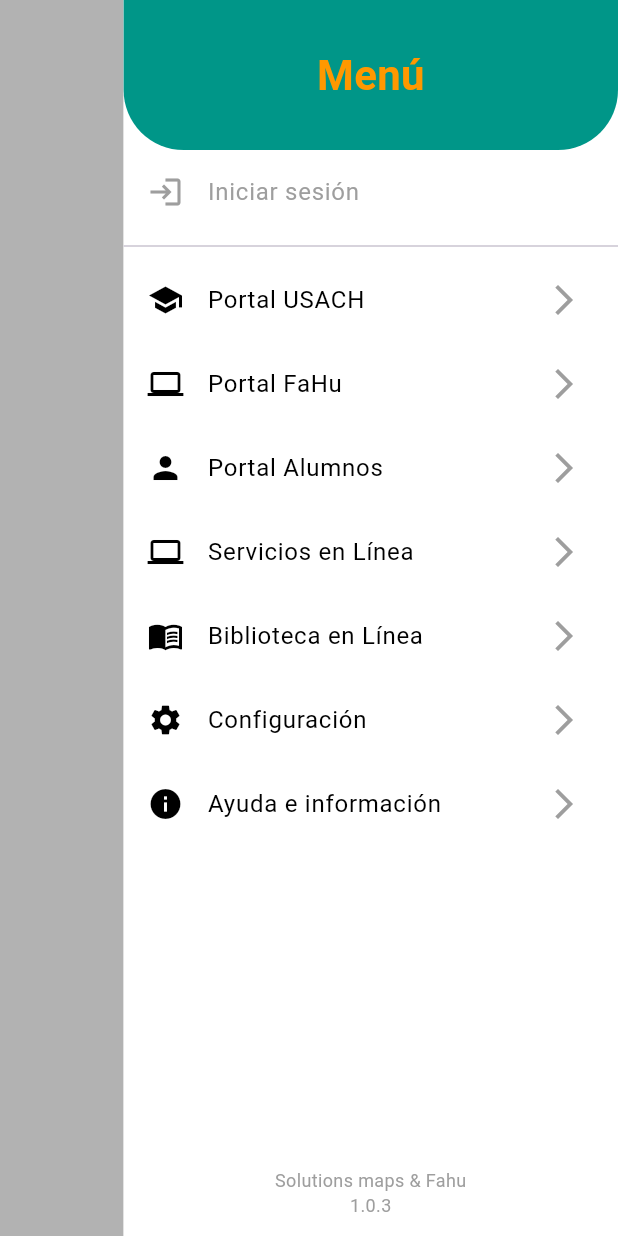
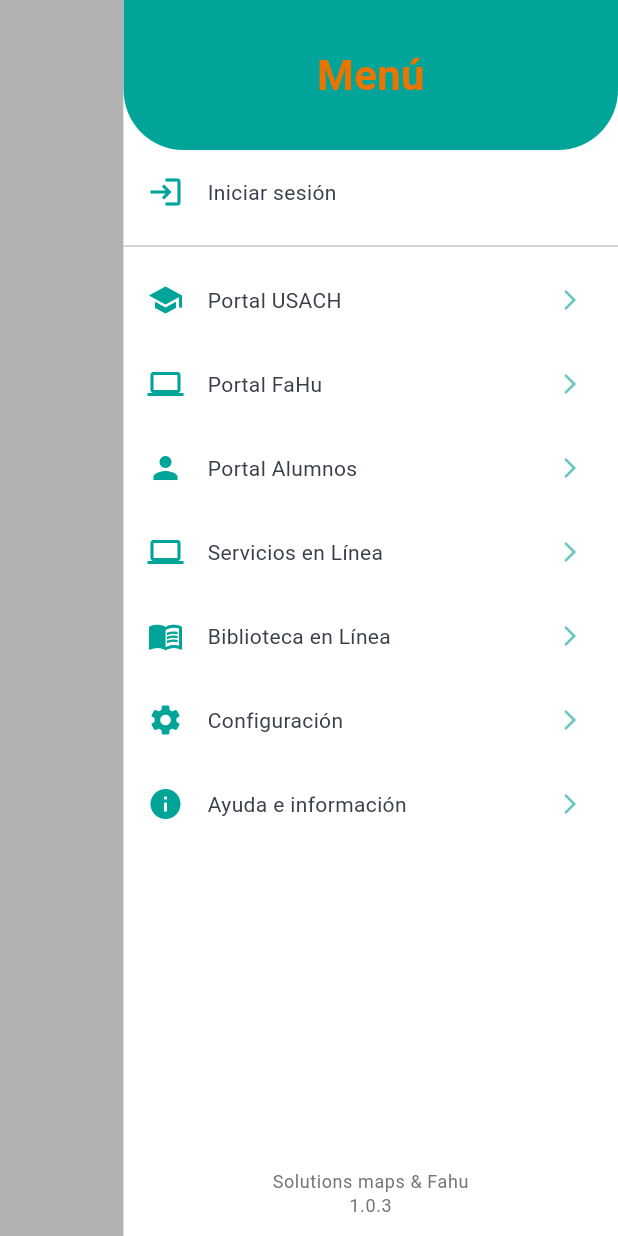
Before and after one commit to cromx123/mapa_fahu, a Flutter app: the MenuScreen screen opened by its route, on a phone screen of 412 x 824 dp. Run offline on Flutter 3.47's test engine with Material 3 defaults, Android fonts, the light colour scheme and no system bars; our stand-ins replace flutter_map, geolocator, latlong2, speech_to_text, webview_flutter; key blocks and very long unbroken strings in the code were emptied for the run.

Commit message:
menu screen tiene modo nocturno y ligth

```diff
--- a/lib/views/menu_screen.dart
+++ b/lib/views/menu_screen.dart
@@ -10,6 +10,7 @@
   Widget build(BuildContext context) {
     final screenWidth = MediaQuery.of(context).size.width;
     final localizations = AppLocalizations.of(context)!;
+    final theme = Theme.of(context);
 
     return Scaffold(
       backgroundColor: Colors.transparent, // fondo transparente
@@ -18,9 +19,7 @@
           // Parte que ocupa 1/5, al tocarla se cierra
           Expanded(
             child: GestureDetector(
-              onTap: () {
-                Navigator.pop(context);
-              },
+              onTap: () => Navigator.pop(context),
               child: Container(
                 color: Colors.black.withOpacity(0.3), // semi-transparente
               ),
@@ -28,40 +27,41 @@
           ),
           // Menú que ocupa 4/5
           Container(
-            width: screenWidth * 0.8, // 4/5
-            color: Colors.white,
-            child: SafeArea(
+            width: screenWidth * 0.8,
+            color: theme.scaffoldBackgroundColor, // adapta color de fondo según tema
               child: Column(
                 children: [
                   // Encabezado con curva y título
                   Container(
                     width: double.infinity,
                     height: 100,
-                    decoration: const BoxDecoration(
-                      color: Color(0xFF009688),
-                      borderRadius: BorderRadius.only(
+                    decoration: BoxDecoration(
+                      color: theme.primaryColor, // azul usach
+                      borderRadius: const BorderRadius.only(
                         bottomLeft: Radius.circular(40),
                         bottomRight: Radius.circular(40),
                       ),
                     ),
-                    child: Align(
-                      alignment: Alignment.center,
+                    child: Center(
                       child: Text(
                         localizations.ms_menuTitle,
                         style: TextStyle(
                           fontSize: 28,
-                          color: Colors.orange,
+                          color: const Color(0xFFE77500), // naranjo usach
                           fontWeight: FontWeight.bold,
                         ),
                       ),
                     ),
                   ),
-                  // Botón de iniciar sesión
+                  Expanded(
+                    child: SafeArea(
+                      child: Column(
+                        children:[
                           ListTile(
-                    leading: const Icon(Icons.login, color: Colors.grey),
-                    title:  Text(
+                            leading: Icon(Icons.login, color: theme.iconTheme.color),
+                            title: Text(
                               localizations.ms_login,
-                      style: TextStyle(color: Colors.grey),
+                              style: theme.textTheme.bodyMedium,
                             ),
                             onTap: () {
                               Navigator.pushNamed(context, '/solicitudes_screen');
@@ -95,20 +95,21 @@
                             ),
                           ),
                           // Pie de página
-                  const Padding(
-                    padding: EdgeInsets.all(12),
+                          Padding(
+                            padding: const EdgeInsets.all(12),
                             child: Text(
                               'Solutions maps & Fahu\n1.0.3',
                               textAlign: TextAlign.center,
-                      style: TextStyle(fontSize: 12, color: Colors.grey),
+                              style: theme.textTheme.bodySmall?.copyWith(fontSize: 12),
                             ),
                           ),
+                        ]
+                      ),
+                    ),
+                  )
                 ],
               ),
             ),
-          ),
-          // Parte que ocupa 1/5, al tocarla se cierra
-
         ],
       ),
     );
--- a/lib/widgets/menu_item.dart
+++ b/lib/widgets/menu_item.dart
@@ -31,15 +31,24 @@
 
   @override
   Widget build(BuildContext context) {
+    final theme = Theme.of(context);
+
     return GestureDetector(
       onTap: onTap ?? () => _launchURL(context),
       child: ListTile(
-        leading: Icon(icon, color: Colors.black),
+        leading: Icon(
+          icon,
+          color: theme.iconTheme.color, // usa color del tema
+        ),
         title: Text(
           label ?? '',
-          style: const TextStyle(color: Colors.black),
+          style: theme.textTheme.bodyMedium, // usa estilo del tema
         ),
-        trailing: const Icon(Icons.arrow_forward_ios, color: Colors.grey),
+        trailing: Icon(
+          Icons.arrow_forward_ios,
+          color: theme.iconTheme.color?.withOpacity(0.6) ?? Colors.grey,
+          size: 16,
+        ),
       ),
     );
   }
```
Lines whose indentation alone changed are shown as unchanged.
